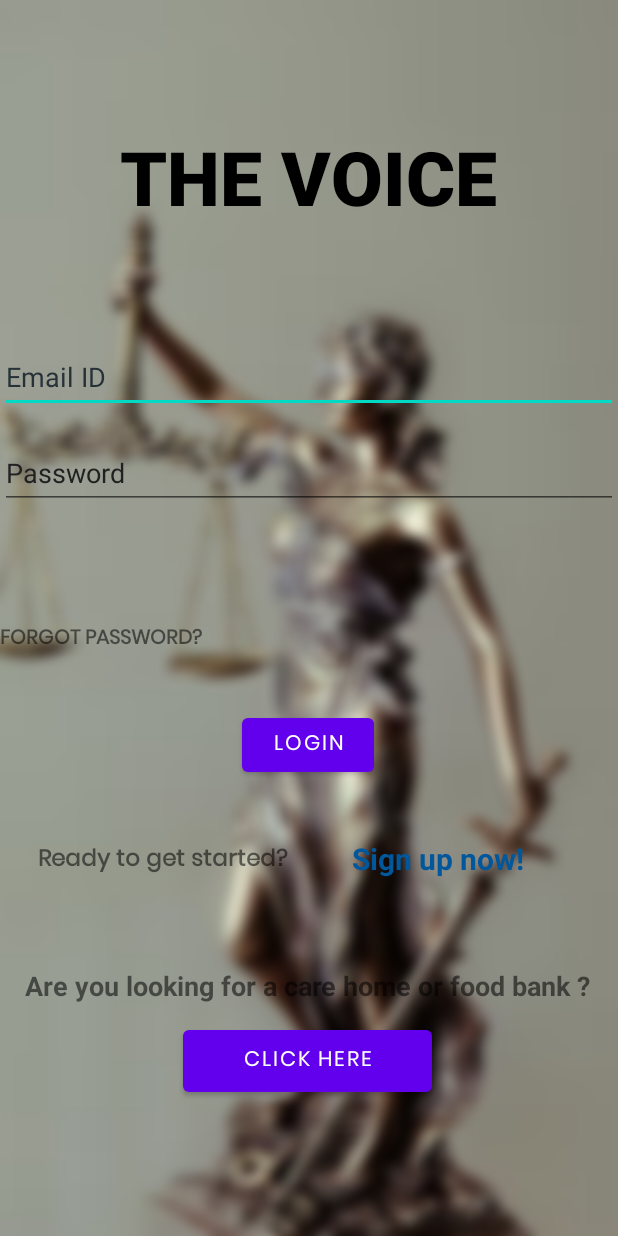
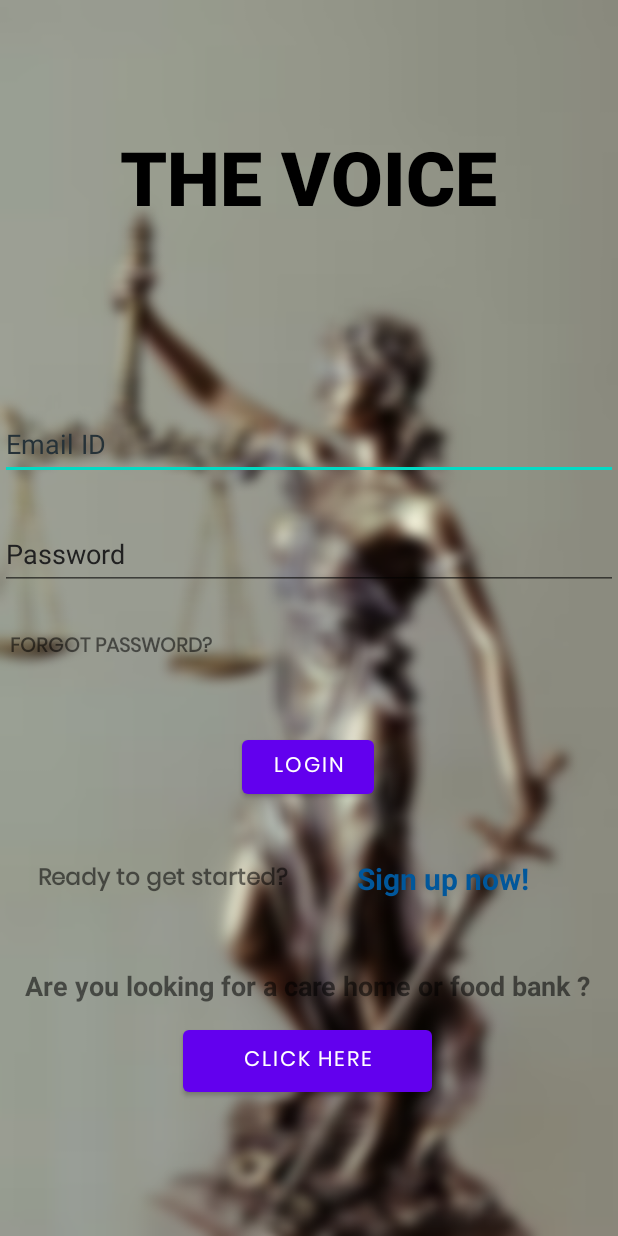
Before and after one commit to sandeepjayabal41/The_Voice, an Android app: the MainActivity screen opened directly, with no data from a screen before it, on a phone screen of 412 x 824 dp. Run offline under Robolectric (Android 15) with nearby library versions, the phone set to English and light mode, and no system bars; our stand-ins replace Firebase (no records; nobody signed in at launch, a user with empty details on screens opened directly); Roboto replaces fonts that are not available here.

Commit message:
final frontend changes

```diff
--- a/app/src/main/java/com/project/thevoice/home.java
+++ b/app/src/main/java/com/project/thevoice/home.java
@@ -26,10 +26,10 @@
         TextView textView1 = findViewById(R.id.user_Name);
 
         Animation animation1 = new AlphaAnimation(0.0f, 1.0f);
-        animation.setDuration(3000); // in milliseconds
+        animation1.setDuration(3000); // in milliseconds
         //animation.setRepeatCount(Animation.INFINITE); // repeat indefinitely
 
-        textView.startAnimation(animation1);
+        textView1.startAnimation(animation1);
 
     }
 }
--- a/app/src/main/res/layout/activity_main.xml
+++ b/app/src/main/res/layout/activity_main.xml
@@ -82,9 +82,10 @@
         android:textColorHint="#212121"
         app:layout_constraintBottom_toTopOf="@+id/LoginButton"
         app:layout_constraintEnd_toEndOf="parent"
+        app:layout_constraintHorizontal_bias="0.0"
         app:layout_constraintStart_toStartOf="parent"
         app:layout_constraintTop_toBottomOf="@+id/textView2"
-        app:layout_constraintVertical_bias="0.0" />
+        app:layout_constraintVertical_bias="0.366" />
 
     <Button
         android:id="@+id/LoginButton"
@@ -97,7 +98,7 @@
         app:layout_constraintHorizontal_bias="0.498"
         app:layout_constraintStart_toStartOf="parent"
         app:layout_constraintTop_toTopOf="parent"
-        app:layout_constraintVertical_bias="0.609" />
+        app:layout_constraintVertical_bias="0.628" />
 
     <TextView
         android:id="@+id/forgot_password"
@@ -110,10 +111,10 @@
         android:textStyle="bold"
         app:layout_constraintBottom_toBottomOf="parent"
         app:layout_constraintEnd_toEndOf="parent"
-        app:layout_constraintHorizontal_bias="0.0"
+        app:layout_constraintHorizontal_bias="0.031"
         app:layout_constraintStart_toStartOf="parent"
         app:layout_constraintTop_toTopOf="parent"
-        app:layout_constraintVertical_bias="0.517"
+        app:layout_constraintVertical_bias="0.524"
         tools:ignore="TextSizeCheck" />
 
     <TextView
@@ -160,9 +161,9 @@
         android:textStyle="bold"
         app:layout_constraintBottom_toBottomOf="parent"
         app:layout_constraintEnd_toEndOf="parent"
-        app:layout_constraintHorizontal_bias="0.803"
+        app:layout_constraintHorizontal_bias="0.814"
         app:layout_constraintStart_toStartOf="parent"
         app:layout_constraintTop_toTopOf="parent"
-        app:layout_constraintVertical_bias="0.705" />
+        app:layout_constraintVertical_bias="0.722" />
 
 </androidx.constraintlayout.widget.ConstraintLayout>
```
Also changed, not shown: app/src/main/res/layout/activity_three_dot_menu.xml (deleted, +0 -42 lines).
